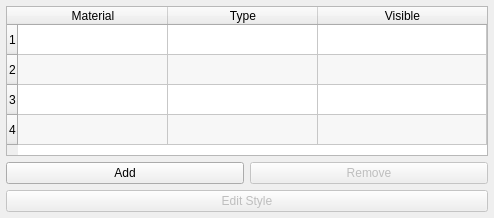
The window that hexrd/ui/resources/ui/overlay_manager.ui (HEXRD/hexrdgui) describes before a commit, drawn with Qt 5.
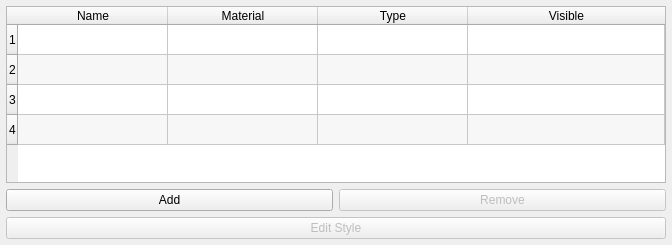
The same window after the commit.

Commit message:
Display overlay names and allow editing
This displays overlay names in the overlay manager, and the user is
allowed to edit the names there. These names are now saved and loaded in
the overlay serialization.

The overlay names are also used in a few other places, including the
calibration workflow and the refinements editor.

What changed in the file:
```diff
--- a/hexrd/ui/resources/ui/overlay_manager.ui
+++ b/hexrd/ui/resources/ui/overlay_manager.ui
@@ -6,8 +6,8 @@
    <rect>
     <x>0</x>
     <y>0</y>
-    <width>494</width>
-    <height>200</height>
+    <width>672</width>
+    <height>245</height>
    </rect>
   </property>
   <property name="minimumSize">
@@ -97,6 +97,11 @@
      <row/>
      <row/>
      <row/>
+     <column>
+      <property name="text">
+       <string>Name</string>
+      </property>
+     </column>
      <column>
       <property name="text">
        <string>Material</string>
```
Left out of the diff: 3 changed lines with no effect on the pictures. The commit also changes 2 other files.
